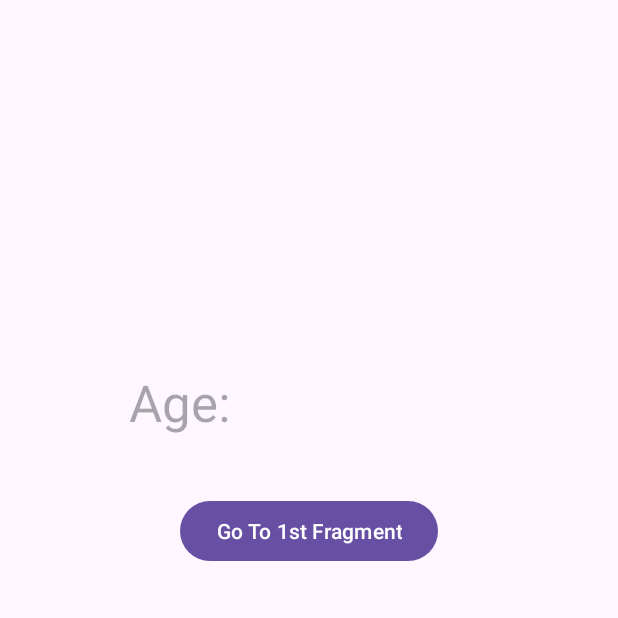
After one commit to ilkaydurgun/NavigationLibrary-Test, an Android app: the fragment SecondFragment shown on its own in the app's theme, on a phone screen of 412 x 824 dp, the top half of it. The commit adds this screen. Run offline under Robolectric (Android 15) with nearby library versions, the phone set to English and light mode, and no system bars.

Commit message:
Fragments Added

```diff
--- /dev/null
+++ b/app/src/main/java/com/ilkaydurgun/navigationapp/SecondFragment.java
@@ -0,0 +1,37 @@
+package com.ilkaydurgun.navigationapp;
+
+import android.os.Bundle;
+
+import androidx.fragment.app.Fragment;
+
+import android.view.LayoutInflater;
+import android.view.View;
+import android.view.ViewGroup;
+
+
+public class SecondFragment extends Fragment {
+
+
+    public SecondFragment() {
+        // Required empty public constructor
+    }
+
+
+
+
+    @Override
+    public void onCreate(Bundle savedInstanceState) {
+        super.onCreate(savedInstanceState);
+
+    }
+
+    @Override
+    public View onCreateView(LayoutInflater inflater, ViewGroup container,
+                             Bundle savedInstanceState) {
+        // Inflate the layout for this fragment
+        return inflater.inflate(R.layout.fragment_second, container, false);
+    }
+
+    public void gotoFirst(View view) {
+    }
+}
--- /dev/null
+++ b/app/src/main/res/layout/fragment_second.xml
@@ -0,0 +1,32 @@
+<?xml version="1.0" encoding="utf-8"?>
+<androidx.constraintlayout.widget.ConstraintLayout
+
+    xmlns:android="http://schemas.android.com/apk/res/android"
+    xmlns:app="http://schemas.android.com/apk/res-auto"
+    xmlns:tools="http://schemas.android.com/tools"
+    android:layout_width="match_parent"
+    android:layout_height="match_parent"
+    tools:context=".SecondFragment">
+
+    <Button
+        android:id="@+id/button"
+        android:layout_width="wrap_content"
+        android:layout_height="wrap_content"
+        android:layout_marginTop="39dp"
+        android:onClick="gotoFirst"
+        android:text="Go To 1st Fragment"
+        app:layout_constraintEnd_toEndOf="parent"
+        app:layout_constraintStart_toStartOf="parent"
+        app:layout_constraintTop_toBottomOf="@+id/textView" />
+
+    <TextView
+        android:id="@+id/textView"
+        android:layout_width="240dp"
+        android:layout_height="wrap_content"
+        android:layout_marginTop="245dp"
+        android:hint="Age:"
+        android:textSize="34sp"
+        app:layout_constraintEnd_toEndOf="parent"
+        app:layout_constraintStart_toStartOf="parent"
+        app:layout_constraintTop_toTopOf="parent" />
+</androidx.constraintlayout.widget.ConstraintLayout>
--- a/app/src/main/res/values/strings.xml
+++ b/app/src/main/res/values/strings.xml
@@ -1,3 +1,5 @@
 <resources>
     <string name="app_name">NavigationApp</string>
+    <!-- TODO: Remove or change this placeholder text -->
+    <string name="hello_blank_fragment">Hello blank fragment</string>
 </resources>
```
Also changed, not shown: app/src/main/java/com/ilkaydurgun/navigationapp/FirstFragment.java (added, +39 -0 lines), app/src/main/res/layout/fragment_first.xml (added, +24 -0 lines).
